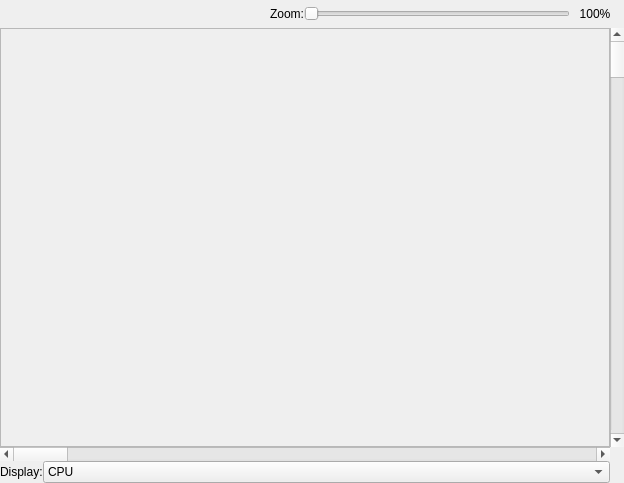
Old version of the form debugger/codedataloggerdialog.ui in the repository christopherpow/nesicide.
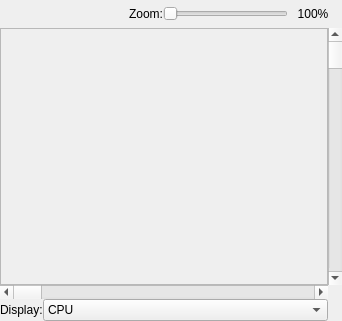
New version of the form.

```diff
--- a/debugger/codedataloggerdialog.ui
+++ b/debugger/codedataloggerdialog.ui
@@ -6,8 +6,8 @@
    <rect>
     <x>0</x>
     <y>0</y>
-    <width>624</width>
-    <height>483</height>
+    <width>342</width>
+    <height>321</height>
    </rect>
   </property>
   <property name="windowTitle">
@@ -137,6 +137,9 @@
    </item>
    <item row="5" column="0">
     <layout class="QFormLayout" name="formLayout">
+     <property name="fieldGrowthPolicy">
+      <enum>QFormLayout::AllNonFixedFieldsGrow</enum>
+     </property>
      <property name="margin">
       <number>0</number>
      </property>
```
